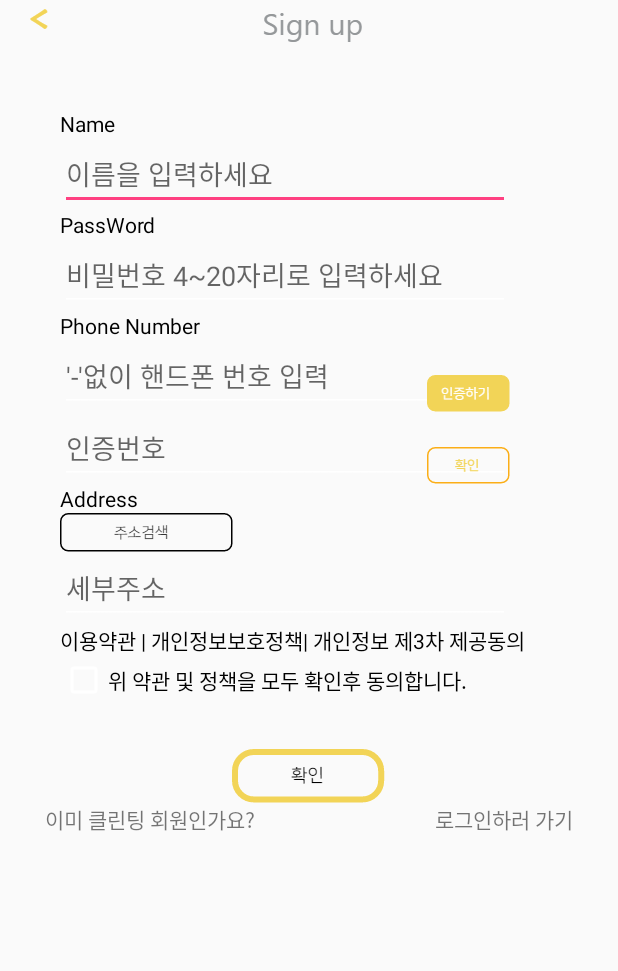
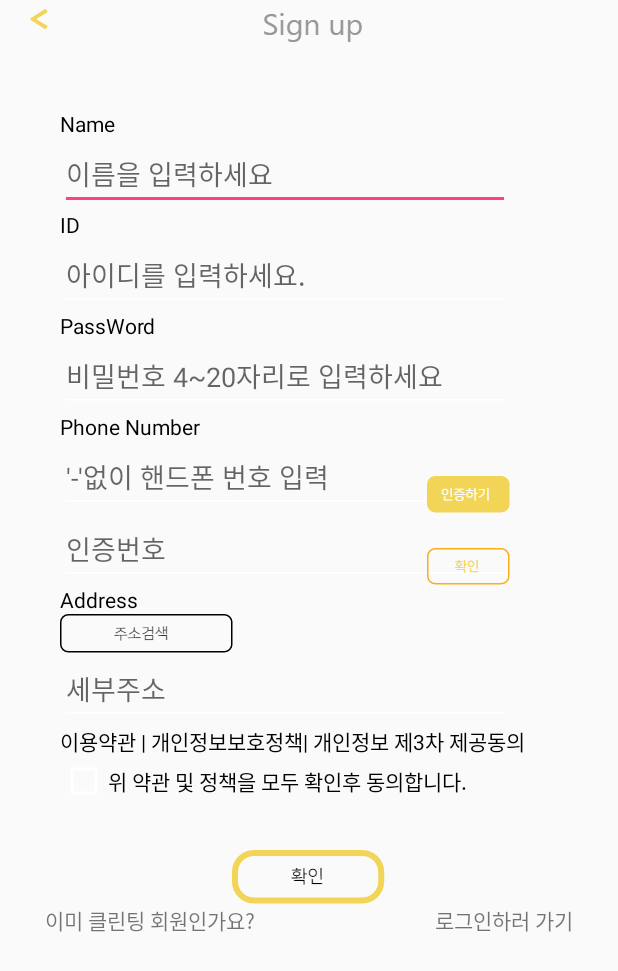
Before and after one commit to wlldnjs/CleanTing, an Android app: the SignUpActivity screen opened directly, with no data from a screen before it, on a phone screen of 412 x 824 dp. Shown: the top 971 px of the screen. Run offline under Robolectric (Android 15) with nearby library versions, the light colour scheme and no system bars.

Commit message:
회원가입페이지에 ID추가

```diff
--- a/CleanTing/app/src/main/java/sopt/client/cleanting/Alarm/AlarmFragment.java
+++ b/CleanTing/app/src/main/java/sopt/client/cleanting/Alarm/AlarmFragment.java
@@ -43,7 +43,7 @@ public class AlarmFragment extends Fragment {
         service = ApplicationController.getInstance().getNetworkService();
         LinearLayout layout = (LinearLayout)inflater.inflate(R.layout.fragment_alarm,container,false);
         Display newDisplay = getActivity().getWindowManager().getDefaultDisplay();
-        int width = newDisplay.getWidth();
+        int width = newDisplay.getWidth();  //Indicator위치변경용!!!
 
         super.onCreate(savedInstanceState);
 //        setContentView(R.layout.fragment_alarm); // activity_main.xml을 MainActivity에 연결
@@ -90,7 +90,7 @@ public class AlarmFragment extends Fragment {
 
         // 앞서 정의해 놓은 ExpandableListView와 그 CustomAdapter를 선언 및 연결한 후
         // ExpandableListView에 대한 OnClickListener 등을 선언
-        expandableListView = (ExpandableListView) expandableListView.findViewById(R.id.expandablelist);
+        expandableListView = (ExpandableListView)layout.findViewById(R.id.expandablelist);
         mCustomExpListViewAdapter = new CustomExpandableListViewAdapter(this, parentList, childList);
         expandableListView.setAdapter(mCustomExpListViewAdapter);
         expandableListView.setIndicatorBounds(width-50, width);
--- a/CleanTing/app/src/main/java/sopt/client/cleanting/Main/Login/LoginActivity.java
+++ b/CleanTing/app/src/main/java/sopt/client/cleanting/Main/Login/LoginActivity.java
@@ -13,8 +13,6 @@ import android.widget.Toast;
 import sopt.client.cleanting.Main.MainActivity;
 import sopt.client.cleanting.Main.SignUp.SignUpActivity;
 import sopt.client.cleanting.R;
-
-import static android.R.color.black;
 
 public class LoginActivity extends AppCompatActivity {
 
--- a/CleanTing/app/src/main/java/sopt/client/cleanting/Main/SplashActivity.java
+++ b/CleanTing/app/src/main/java/sopt/client/cleanting/Main/SplashActivity.java
@@ -22,7 +22,10 @@ public class SplashActivity extends AppCompatActivity {
                 Intent intent=new Intent(getApplicationContext(),LoginActivity.class);
                 startActivity(intent);
                 finish();
+
+
             }
+
         },2000);
     }
 }
--- a/CleanTing/app/src/main/res/layout/activity_sign_up.xml
+++ b/CleanTing/app/src/main/res/layout/activity_sign_up.xml
@@ -64,15 +64,26 @@
             android:layout_below="@+id/name"
             android:layout_width="300dp"
             android:layout_height="wrap_content" />
-<RelativeLayout
-    android:layout_below="@+id/edit_password"
-    android:layout_width="match_parent"
-    android:layout_height="wrap_content"></RelativeLayout>
+
+        <TextView
+            android:layout_below="@+id/edit_name"
+            android:textColor="@android:color/black"
+            android:id="@+id/id"
+            android:text="ID"
+            android:layout_width="wrap_content"
+            android:layout_height="wrap_content" />
+
+        <EditText
+            android:id="@+id/edit_id"
+            android:hint="아이디를 입력하세요."
+            android:layout_below="@+id/id"
+            android:layout_width="300dp"
+            android:layout_height="wrap_content" />
 
 
         <TextView
             android:textColor="@android:color/black"
-            android:layout_below="@+id/edit_name"
+            android:layout_below="@+id/edit_id"
             android:id="@+id/password"
             android:text="PassWord"
             android:layout_width="wrap_content"
--- a/CleanTing/app/src/main/res/layout/activity_splash.xml
+++ b/CleanTing/app/src/main/res/layout/activity_splash.xml
@@ -9,7 +9,7 @@
     tools:context="sopt.client.cleanting.Main.SplashActivity">
 
     <ImageView
-        android:src="@drawable/splash"
+        android:src="@drawable/logo"
         android:layout_width="wrap_content"
         android:layout_height="wrap_content" />
 
```
Also changed, not shown: CleanTing/app/src/main/java/sopt/client/cleanting/Main/SignUp/SignUpActivity.java (+21 -5 lines), CleanTing/app/src/main/res/drawable-hdpi/splash.png (deleted).
